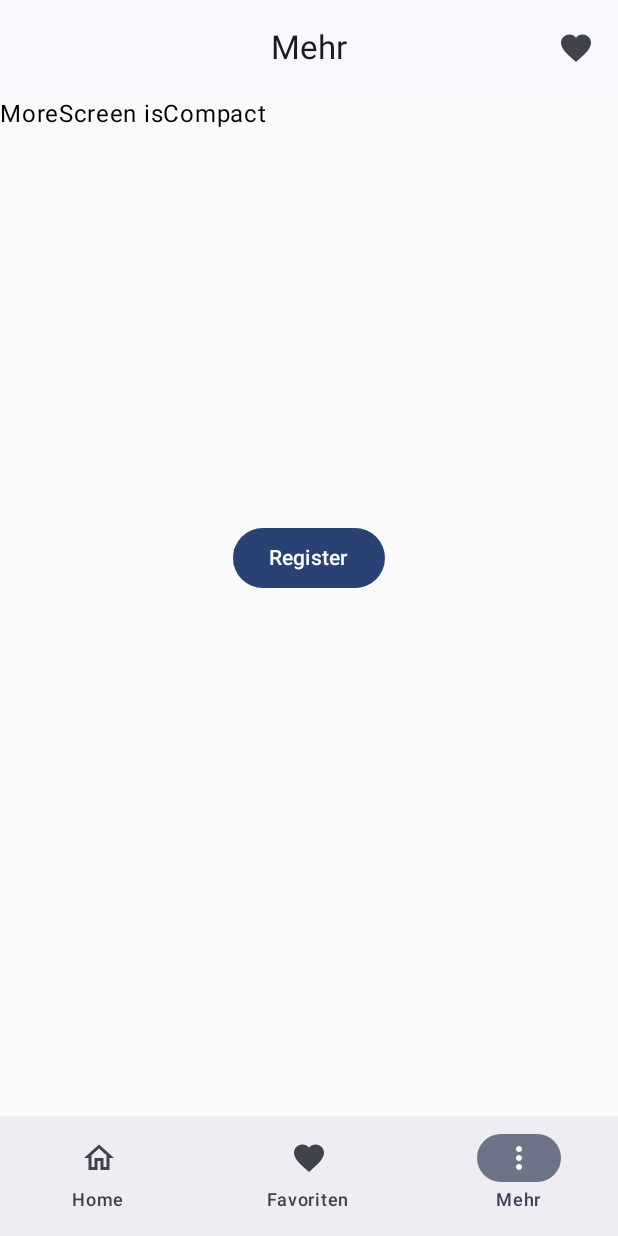
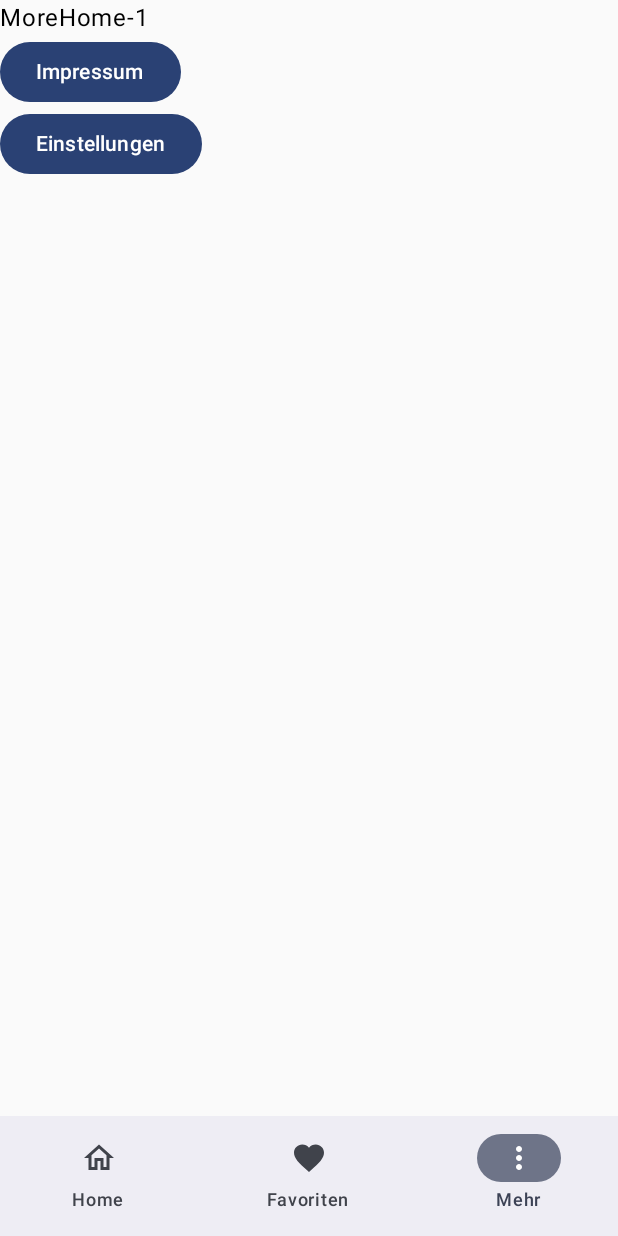
Before and after one commit to cieszynski/Ticus, an Android app built with Jetpack Compose: the screen it shows after launch (MainActivity), item 3 of the bottom bar chosen, on a phone screen of 412 x 824 dp. Run offline under Robolectric (Android 15) with nearby library versions, the phone set to English and light mode, and no system bars; our stand-ins replace window size class.

Commit message:
MoreScreens reworked

```diff
--- a/app/src/main/java/de/cieszynski/ticus/ui/TicusApp.kt
+++ b/app/src/main/java/de/cieszynski/ticus/ui/TicusApp.kt
@@ -30,7 +30,7 @@ fun TicusApp(windowSizeClass: WindowSizeClass) {
                 verticalArrangement = Arrangement.Bottom
             ) {
                 Box(modifier = Modifier.weight(1f)) {
-                    NavHostMain(navController = navController)
+                    NavHostMain(navController = navController, isCompact = isCompact)
                 }
                 NavBar(navController = navController)
             }
@@ -41,7 +41,7 @@ fun TicusApp(windowSizeClass: WindowSizeClass) {
             ) {
                 NavRail(navController = navController)
                 Box(modifier = Modifier.weight(1f)) {
-                    NavHostMain(navController = navController)
+                    NavHostMain(navController = navController, isCompact = isCompact)
                 }
             }
         }
--- a/app/src/main/java/de/cieszynski/ticus/ui/more/MoreScreens.kt
+++ b/app/src/main/java/de/cieszynski/ticus/ui/more/MoreScreens.kt
@@ -1,25 +1,57 @@
 package de.cieszynski.ticus.ui.more
 
-import androidx.compose.foundation.layout.*
-import androidx.compose.material.icons.Icons
-import androidx.compose.material.icons.filled.Favorite
-import androidx.compose.material.icons.filled.Menu
-import androidx.compose.material3.*
+import androidx.compose.foundation.layout.Box
+import androidx.compose.foundation.layout.Column
+import androidx.compose.foundation.layout.Row
+import androidx.compose.foundation.layout.fillMaxSize
+import androidx.compose.material3.Button
+import androidx.compose.material3.Text
 import androidx.compose.runtime.Composable
-import androidx.compose.ui.Alignment
 import androidx.compose.ui.Modifier
-import androidx.compose.ui.res.stringResource
-import androidx.compose.ui.unit.dp
+import androidx.navigation.NavGraph.Companion.findStartDestination
 import androidx.navigation.NavHostController
-import androidx.navigation.compose.NavHost
-import androidx.navigation.compose.composable
 import androidx.navigation.compose.rememberNavController
-import de.cieszynski.ticus.R
+import de.cieszynski.ticus.ui.navigation.NavHostMore
+import de.cieszynski.ticus.ui.navigation.NavItem
 
-sealed class NavRoutes(val route: String) {
-    object Home : NavRoutes("home")
-    object Welcome : NavRoutes("welcome")
-    object Profile : NavRoutes("profile")
+@Composable
+fun MoreHomeScreen(navController: NavHostController) {
+    Column(modifier = Modifier.fillMaxSize()) {
+
+        Text("MoreHome-1")
+        Button(onClick = {
+            navController.navigate(NavItem.MoreImprint.route) {
+                popUpTo(navController.graph.findStartDestination().id) {
+                    saveState = true
+                }
+                launchSingleTop = true
+                restoreState = true
+            }
+        }) {
+            Text(text = "Impressum")
+        }
+        Button(onClick = {
+            navController.navigate(NavItem.MoreSettings.route) {
+                popUpTo(navController.graph.findStartDestination().id) {
+                    saveState = true
+                }
+                launchSingleTop = true
+                restoreState = true
+            }
+        }) {
+            Text(text = "Einstellungen")
+        }
+    }
+}
+
+@Composable
+fun MoreSettingsScreen() {
+    Text("MoreSettings-2")
+}
+
+@Composable
+fun MoreImprintScreen() {
+    Text("MoreImprint-2")
 }
 
 @Composable
@@ -27,110 +59,19 @@ fun MoreScreen(isCompact: Boolean) {
 
     val navController = rememberNavController()
 
-    NavHost(
-        navController = navController,
-        startDestination = NavRoutes.Home.route,
-    ) {
-        composable(NavRoutes.Home.route) {
-            Home(navController = navController)
-        }
-
-        composable(NavRoutes.Welcome.route) {
-            Welcome(navController = navController)
-        }
-
-        composable(NavRoutes.Profile.route) {
-            Profile(navController = navController)
-        }
-    }
-
-    if(isCompact) {
-        MoreScreenCompact()
+    if (isCompact) {
+        NavHostMore(navController = navController)
     } else {
-        MoreScreenExpanded()
-    }
-
-}
-
-@Composable
-fun Home(navController: NavHostController) {
-
-    Box(
-        modifier = Modifier
-            .fillMaxSize(),
-        contentAlignment = Alignment.Center
-    ) {
-        Text("Home Screen")
-        Button(onClick = {
-            navController.navigate(NavRoutes.Welcome.route)
-        }) {
-            Text(text = "Register")
-        }
-    }
-}
-
-@Composable
-fun Profile(navController: NavHostController) {
-
-    Box(
-        modifier = Modifier
-            .fillMaxSize(),
-        contentAlignment = Alignment.Center
-    ) {
-        Text("Profile Screen")
-    }
-}
-
-@Composable
-fun Welcome(navController: NavHostController) {
-
-    Box(
-        modifier = Modifier
-            .fillMaxSize(),
-        contentAlignment = Alignment.Center
-    ) {
-        Column(horizontalAlignment = Alignment.CenterHorizontally) {
-            Text("Welcome")
-
-            Spacer(modifier = Modifier.size(30.dp))
-
-            Button(onClick = { }) {
-                Text(text = "Set up your Profile")
+        Row(modifier = Modifier.fillMaxSize()) {
+            Box(modifier = Modifier.weight(1f)) {
+                MoreHomeScreen(navController = navController)
+            }
+            Box(modifier = Modifier.weight(1f)) {
+                NavHostMore(
+                    navController = navController,
+                    startDestination = NavItem.MoreImprint.route
+                )
             }
         }
     }
 }
-
-@OptIn(ExperimentalMaterial3Api::class)
-@Composable
-fun MoreScreenCompact() {
-    Column {
-        CenterAlignedTopAppBar(
-            title = { Text(stringResource(R.string.label_more)) },
-//            navigationIcon = {
-//                IconButton(onClick = { }) {
-//                    Icon(
-//                        imageVector = Icons.Filled.Menu,
-//                        contentDescription = "Localized description",
-//                    )
-//                }
-//            },
-            actions = {
-                IconButton(onClick = {  }) {
-                    Icon(
-                        imageVector = Icons.Filled.Favorite,
-                        contentDescription = "Localized description",
-                    )
-                }
-            },
-        )
-        Text(text = "MoreScreen isCompact")
-    }
-}
-
-@Composable
-fun MoreScreenExpanded() {
-    Row {
-        Text(text = "MoreScreen")
-    }
-}
--- a/app/src/main/java/de/cieszynski/ticus/ui/navigation/NavBar.kt
+++ b/app/src/main/java/de/cieszynski/ticus/ui/navigation/NavBar.kt
@@ -20,7 +20,7 @@ fun NavBar(navController: NavHostController) {
 
         navigationItems.forEach { navItem ->
             NavigationBarItem(
-                icon = { Icon(imageVector = navItem.icon, contentDescription = "") },
+                icon = { navItem.icon?.let { Icon(imageVector = it, contentDescription = "") } },
                 label = { Text(stringResource(navItem.label)) },
                 selected = currentRoute == navItem.route,
                 onClick = {
--- a/app/src/main/java/de/cieszynski/ticus/ui/navigation/NavHostMain.kt
+++ b/app/src/main/java/de/cieszynski/ticus/ui/navigation/NavHostMain.kt
@@ -9,7 +9,7 @@ import de.cieszynski.ticus.ui.Home
 import de.cieszynski.ticus.ui.more.MoreScreen
 
 @Composable
-fun NavHostMain(navController: NavHostController) {
+fun NavHostMain(navController: NavHostController, isCompact: Boolean) {
     NavHost(
         navController = navController,
         startDestination = NavItem.Home.route,
@@ -23,7 +23,7 @@ fun NavHostMain(navController: NavHostController) {
         }
 
         composable(NavItem.More.route) {
-            MoreScreen(isCompact = true)
+            MoreScreen(isCompact = isCompact)
         }
     }
 }
--- /dev/null
+++ b/app/src/main/java/de/cieszynski/ticus/ui/navigation/NavHostMore.kt
@@ -0,0 +1,27 @@
+package de.cieszynski.ticus.ui.navigation
+
+import androidx.compose.runtime.Composable
+import androidx.navigation.NavHostController
+import androidx.navigation.compose.NavHost
+import androidx.navigation.compose.composable
+import de.cieszynski.ticus.ui.more.MoreHomeScreen
+import de.cieszynski.ticus.ui.more.MoreImprintScreen
+import de.cieszynski.ticus.ui.more.MoreSettingsScreen
+
+@Composable
+fun NavHostMore(navController: NavHostController, startDestination:String = NavItem.MoreHome.route) {
+    NavHost(
+        navController = navController,
+        startDestination = startDestination,
+    ) {
+        composable(NavItem.MoreHome.route) {
+            MoreHomeScreen(navController = navController)
+        }
+        composable(NavItem.MoreImprint.route) {
+            MoreImprintScreen()
+        }
+        composable(NavItem.MoreSettings.route) {
+            MoreSettingsScreen()
+        }
+    }
+}
--- a/app/src/main/java/de/cieszynski/ticus/ui/navigation/NavItems.kt
+++ b/app/src/main/java/de/cieszynski/ticus/ui/navigation/NavItems.kt
@@ -11,11 +11,16 @@ import de.cieszynski.ticus.R
 sealed class NavItem(
     val route: String,
     @StringRes val label: Int,
-    val icon: ImageVector
+    val icon: ImageVector? = null
 ) {
     object Home : NavItem("home", R.string.label_home, Icons.Outlined.Home)
     object Favorites : NavItem("favorites", R.string.label_favorites, Icons.Outlined.Favorite)
     object More : NavItem("more", R.string.label_more, Icons.Outlined.MoreVert)
+    // More
+    object MoreHome : NavItem("morehome", R.string.label_more)
+    object MoreImprint : NavItem("moreimprint", R.string.label_more)
+    object MoreSettings : NavItem("moresettings", R.string.label_more)
+
 }
 
 val navigationItems =
--- a/app/src/main/java/de/cieszynski/ticus/ui/navigation/NavRail.kt
+++ b/app/src/main/java/de/cieszynski/ticus/ui/navigation/NavRail.kt
@@ -35,7 +35,7 @@ fun NavRail(
 
             navigationItems.forEach { navItem ->
                 NavigationRailItem(
-                    icon = { Icon(imageVector = navItem.icon, contentDescription = "") },
+                    icon = { navItem.icon?.let { Icon(imageVector = it, contentDescription = "") } },
                     label = { Text(stringResource(navItem.label)) },
                     selected = currentRoute == navItem.route,
                     onClick = {
```
